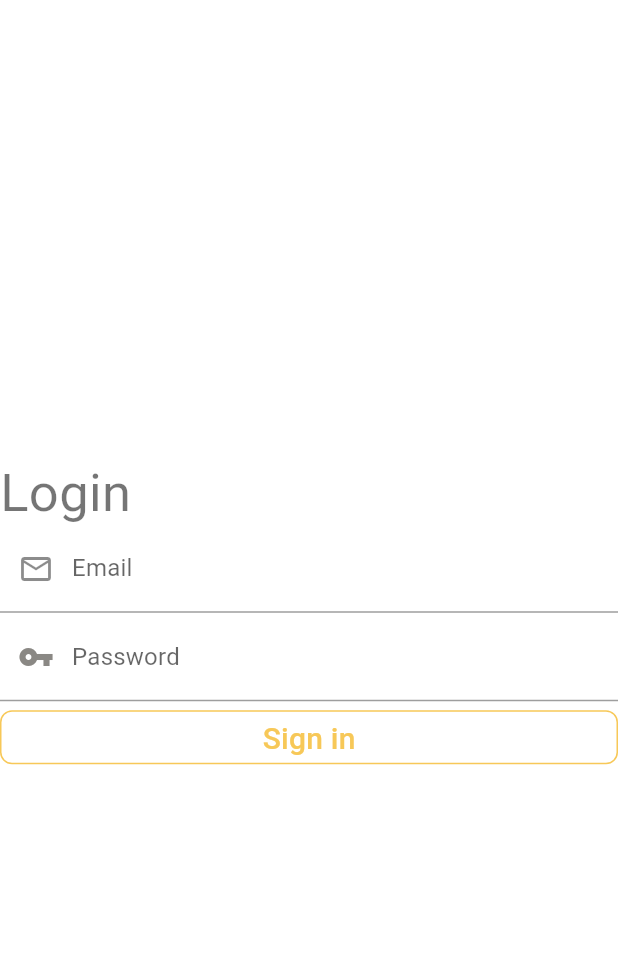
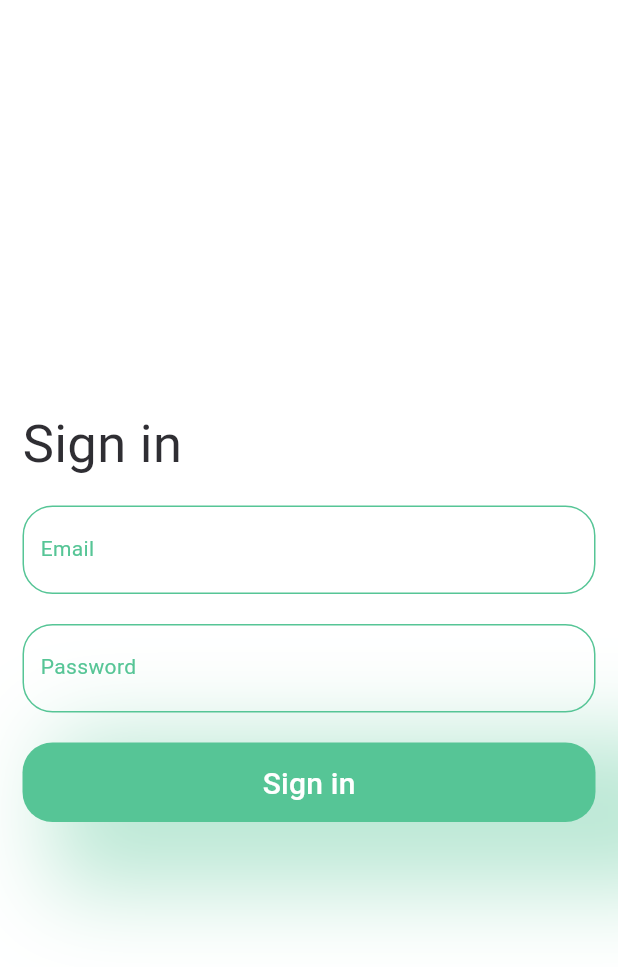
Before and after one commit to Find-Hackathon/Find-Hackathon-, a Flutter app: the screen it shows after launch, on a phone screen of 412 x 824 dp. Shown: the top 967 px of the screen. Run offline on Flutter 3.47's test engine with Material 2 defaults, Android fonts, the phone set to English and light mode, and no system bars; our stand-ins replace easy_localization, google_fonts.

Commit message:
Login page create

```diff
--- a/assets/lang/en-US.json
+++ b/assets/lang/en-US.json
@@ -1,5 +1,5 @@
 {
-    "Login": "Login",
+    "signin": "Sign in",
     "DARK": "Dark",
     "LIGHT": "Light"
 }
--- a/assets/lang/tr-TR.json
+++ b/assets/lang/tr-TR.json
@@ -1,5 +1,5 @@
 {
-    "Login": "Giris",
+    "singin": "Oturum Aç",
     "DARK": "Siyah",
     "LIGHT": "Acik"
 
--- a/lib/Core/Constants/App/color.dart
+++ b/lib/Core/Constants/App/color.dart
@@ -2,9 +2,8 @@ import 'package:flutter/material.dart';
 
 class AppColors {
   static const kDartGrey = Color(0xFF8A8884);
-  static const kYellow = Color(0xFFF7C858);
-  static const kLightGrey = Color(0xFFF7C858);
-  static const kGrey = Color(0xFFBEB4B4);
+  static const kGreen = Color(0xFF56C596);
+  static const kLightGrey = Color(0xFFBEB4B4);
   static const kBlack = Color(0xFF2F2E33);
   static const kWhite = Color(0xFFFFFFFF);
 }
--- a/lib/Core/Notifier/app_provider.dart
+++ b/lib/Core/Notifier/app_provider.dart
@@ -1,7 +1,7 @@
-import 'package:FindHackathon/Views/Login/login_view_model.dart';
 import 'package:provider/provider.dart';
 import 'package:provider/single_child_widget.dart';
 
+import '../../Views/Screen/Login/login_view_model.dart';
 import 'theme_provider.dart';
 
 class AppProvider {
--- a/lib/Core/Theme/darktheme.dart
+++ b/lib/Core/Theme/darktheme.dart
@@ -7,7 +7,7 @@ final ThemeData darkTheme = ThemeData(
   brightness: Brightness.dark,
   backgroundColor: AppColors.kBlack,
   primaryColor: AppColors.kWhite,
-  accentColor: AppColors.kYellow,
+  accentColor: AppColors.kGreen,
   scaffoldBackgroundColor: AppColors.kBlack,
   textTheme: robototexttheme,
 );
--- a/lib/Core/Theme/lighttheme.dart
+++ b/lib/Core/Theme/lighttheme.dart
@@ -6,8 +6,8 @@ import 'textTheme.dart';
 final ThemeData lightTheme = ThemeData(
   brightness: Brightness.light,
   backgroundColor: AppColors.kWhite,
-  primaryColor: AppColors.kDartGrey,
-  accentColor: AppColors.kYellow,
+  primaryColor: AppColors.kGreen,
+  accentColor: AppColors.kBlack,
   scaffoldBackgroundColor: AppColors.kWhite,
   textTheme: robototexttheme,
 );
--- a/lib/Views/Login/login_view.dart
+++ /dev/null
@@ -1,96 +0,0 @@
-import 'package:FindHackathon/Core/Extension/context_extension.dart';
-import 'package:FindHackathon/Core/Extension/string_extension.dart';
-import 'package:flutter/material.dart';
-import 'package:provider/provider.dart';
-
-import 'login_view_model.dart';
-
-class LoginView extends StatefulWidget {
-  @override
-  _LoginViewState createState() => _LoginViewState();
-}
-
-class _LoginViewState extends State<LoginView> {
-  LoginViewModel viewModel;
-
-  @override
-  Widget build(BuildContext context) {
-    viewModel = Provider.of<LoginViewModel>(context);
-    return Scaffold(
-      body: Column(
-        mainAxisSize: MainAxisSize.max,
-        children: [buildLoginForm()],
-      ),
-    );
-  }
-
-  Widget buildLoginForm() {
-    return Expanded(
-      child: Container(
-        color: context.theme.backgroundColor,
-        child: Container(
-          child: Form(
-            autovalidate: viewModel.validation,
-            key: viewModel.formKey,
-            child: Column(
-              mainAxisSize: MainAxisSize.max,
-              crossAxisAlignment: CrossAxisAlignment.stretch,
-              mainAxisAlignment: MainAxisAlignment.center,
-              children: [
-                Text(
-                  "Login".locale,
-                  style: Theme.of(context).textTheme.headline4,
-                ),
-                TextFormField(
-                  keyboardType: TextInputType.emailAddress,
-                  validator: (value) =>
-                      value.isValidEmail() ? null : "Invalid email",
-                  onChanged: (value) {
-                    viewModel.email = value;
-                  },
-                  decoration: InputDecoration(
-                    labelText: "Email",
-                    prefixIcon: Icon(Icons.mail_outline),
-                  ),
-                ),
-                TextFormField(
-                  keyboardType: TextInputType.visiblePassword,
-                  obscureText: true,
-                  onChanged: (value) => viewModel.password = value,
-                  validator: (value) =>
-                      value.length > 6 ? null : "at least 6 characters",
-                  decoration: InputDecoration(
-                      labelText: "Password",
-                      prefixIcon: Icon(
-                        Icons.vpn_key,
-                        color: context.theme.primaryColor,
-                      )),
-                ),
-                FlatButton(
-                  onPressed: () {
-                    if (viewModel.formKey.currentState.validate()) {
-                      print(viewModel.email + "   " + viewModel.password);
-                    } else {
-                      viewModel.validationChange(true);
-                    }
-                  },
-                  child: Text(
-                    "Sign in",
-                    style: context.textTheme.headline6
-                        .copyWith(color: context.theme.accentColor),
-                  ),
-                  shape: RoundedRectangleBorder(
-                    borderRadius: BorderRadius.circular(8),
-                    side: BorderSide(
-                      color: context.theme.accentColor,
-                    ),
-                  ),
-                ),
-              ],
-            ),
-          ),
-        ),
-      ),
-    );
-  }
-}
--- /dev/null
+++ b/lib/Views/Screen/Login/login_view.dart
@@ -0,0 +1,79 @@
+import 'package:FindHackathon/Views/Widgets/outline_text_field.dart';
+import 'package:FindHackathon/Views/Widgets/space_seperator.dart';
+import 'package:flutter/material.dart';
+import 'package:provider/provider.dart';
+
+import '../../../Core/Extension/context_extension.dart';
+import '../../../Core/Extension/string_extension.dart';
+import '../../Widgets/fat_button.dart';
+import 'login_view_model.dart';
+
+class LoginView extends StatefulWidget {
+  @override
+  _LoginViewState createState() => _LoginViewState();
+}
+
+class _LoginViewState extends State<LoginView> {
+  LoginViewModel viewModel;
+
+  @override
+  Widget build(BuildContext context) {
+    viewModel = Provider.of<LoginViewModel>(context);
+
+    return Scaffold(
+      backgroundColor: context.theme.backgroundColor,
+      body: buildLoginForm(),
+    );
+  }
+
+  Widget buildLoginForm() {
+    return Container(
+      padding: EdgeInsets.symmetric(horizontal: context.constMediumValue),
+      child: Form(
+        autovalidate: viewModel.validation,
+        key: viewModel.formKey,
+        child: Column(
+          mainAxisSize: MainAxisSize.max,
+          crossAxisAlignment: CrossAxisAlignment.stretch,
+          mainAxisAlignment: MainAxisAlignment.center,
+          children: [
+            Text(
+              "signin".locale,
+              style: context.textTheme.headline4
+                  .copyWith(color: context.theme.accentColor),
+            ),
+            SpaceSeperator(),
+            OutlineTextField(
+              labelText: "Email",
+              validator: (value) =>
+                  value.isValidEmail() ? null : "Invalid email",
+              onChanged: (value) {
+                viewModel.email = value;
+              },
+            ),
+            SpaceSeperator(),
+            OutlineTextField(
+              labelText: "Password",
+              keyboardType: TextInputType.visiblePassword,
+              obscureText: true,
+              onChanged: (value) => viewModel.password = value,
+              validator: (value) =>
+                  value.length > 6 ? null : "at least 6 characters",
+            ),
+            SpaceSeperator(),
+            FatButton(
+              text: "signin",
+              onPressed: () {
+                if (viewModel.formKey.currentState.validate()) {
+                  print(viewModel.email + "   " + viewModel.password);
+                } else {
+                  viewModel.validationChange(true);
+                }
+              },
+            ),
+          ],
+        ),
+      ),
+    );
+  }
+}
--- /dev/null
+++ b/lib/Views/Widgets/fat_button.dart
@@ -0,0 +1,42 @@
+import 'package:FindHackathon/Core/Extension/string_extension.dart';
+import 'package:flutter/material.dart';
+
+import '../../Core/Extension/context_extension.dart';
+
+class FatButton extends StatelessWidget {
+  final String text;
+  final Function onPressed;
+  const FatButton({
+    Key key,
+    this.text,
+    this.onPressed,
+  }) : super(key: key);
+
+  @override
+  Widget build(BuildContext context) {
+    return Container(
+      decoration: BoxDecoration(boxShadow: [
+        BoxShadow(
+            color: context.theme.primaryColor.withOpacity(.4),
+            offset: Offset(45, 20),
+            blurRadius: 50,
+            spreadRadius: 25)
+      ]),
+      child: FlatButton(
+        onPressed: onPressed,
+        child: Padding(
+          padding: EdgeInsets.all(context.constMediumValue),
+          child: Text(
+            text.locale,
+            style: context.textTheme.headline6
+                .copyWith(color: context.theme.backgroundColor),
+          ),
+        ),
+        color: context.theme.primaryColor,
+        shape: RoundedRectangleBorder(
+          borderRadius: BorderRadius.circular(context.constHighValue),
+        ),
+      ),
+    );
+  }
+}
--- /dev/null
+++ b/lib/Views/Widgets/outline_text_field.dart
@@ -0,0 +1,40 @@
+import 'package:FindHackathon/Core/Extension/context_extension.dart';
+import 'package:flutter/material.dart';
+
+class OutlineTextField extends StatelessWidget {
+  final TextInputType keyboardType;
+  final Function(String data) onChanged;
+  final Function(String data) validator;
+  final bool obscureText;
+  final String labelText;
+
+  const OutlineTextField({
+    Key key,
+    this.keyboardType = TextInputType.emailAddress,
+    this.onChanged,
+    this.validator,
+    this.labelText,
+    this.obscureText = false,
+  }) : super(key: key);
+
+  @override
+  Widget build(BuildContext context) {
+    return TextFormField(
+      keyboardType: keyboardType,
+      validator: validator,
+      obscureText: obscureText,
+      onChanged: onChanged,
+      cursorColor: context.theme.primaryColor,
+      decoration: InputDecoration(
+        labelStyle: context.textTheme.bodyText2
+            .copyWith(color: context.theme.primaryColor),
+        enabledBorder: OutlineInputBorder(
+            borderSide: BorderSide(color: context.theme.primaryColor),
+            borderRadius: BorderRadius.circular(context.constHighValue)),
+        border: OutlineInputBorder(
+            borderRadius: BorderRadius.circular(context.constHighValue)),
+        labelText: labelText,
+      ),
+    );
+  }
+}
--- /dev/null
+++ b/lib/Views/Widgets/space_seperator.dart
@@ -0,0 +1,11 @@
+import 'package:FindHackathon/Core/Extension/context_extension.dart';
+import 'package:flutter/material.dart';
+
+class SpaceSeperator extends StatelessWidget {
+  @override
+  Widget build(BuildContext context) {
+    return SizedBox(
+      height: context.constHighValue,
+    );
+  }
+}
--- a/lib/main.dart
+++ b/lib/main.dart
@@ -6,7 +6,7 @@ import 'Core/Notifier/app_provider.dart';
 import 'Core/Notifier/theme_provider.dart';
 import 'Core/Service/Localization/language_service.dart';
 import 'Core/Service/Navigation/navigation_service.dart';
-import 'Views/Login/login_view.dart';
+import 'Views/Screen/Login/login_view.dart';
 
 void main() {
   runApp(
```
Also changed, not shown: lib/Views/Screen/Login/login_view_model.dart (renamed from lib/Views/Login/login_view_model.dart).
